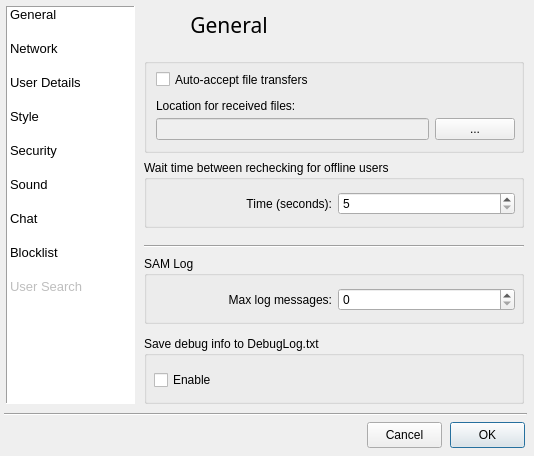
The window that src/gui/form_settingsgui.ui (vituperative/i2pchat) describes before a commit, drawn with Qt 5.
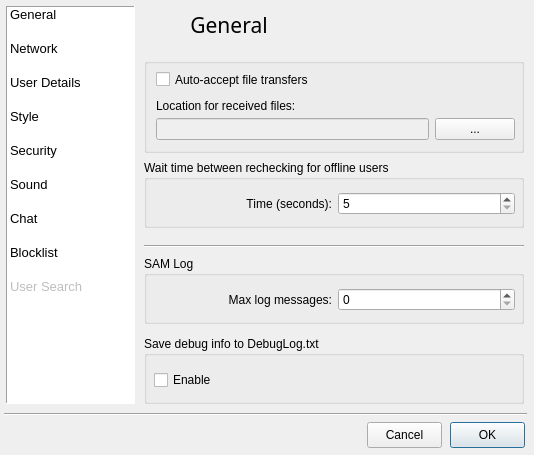
The same window after the commit. Icons and pictures are not drawn.

Commit message: Ensure settings window isn't resizable

The edit to the form file:
```diff
--- a/src/gui/form_settingsgui.ui
+++ b/src/gui/form_settingsgui.ui
@@ -7,7 +7,7 @@
     <x>0</x>
     <y>0</y>
     <width>534</width>
-    <height>456</height>
+    <height>455</height>
    </rect>
   </property>
   <property name="sizePolicy">
@@ -18,14 +18,14 @@
   </property>
   <property name="minimumSize">
    <size>
-    <width>530</width>
-    <height>453</height>
+    <width>534</width>
+    <height>455</height>
    </size>
   </property>
   <property name="maximumSize">
    <size>
-    <width>580</width>
-    <height>460</height>
+    <width>534</width>
+    <height>455</height>
    </size>
   </property>
   <property name="windowTitle">
```
Left out of the diff: 6 changed lines with no effect on the pictures.
